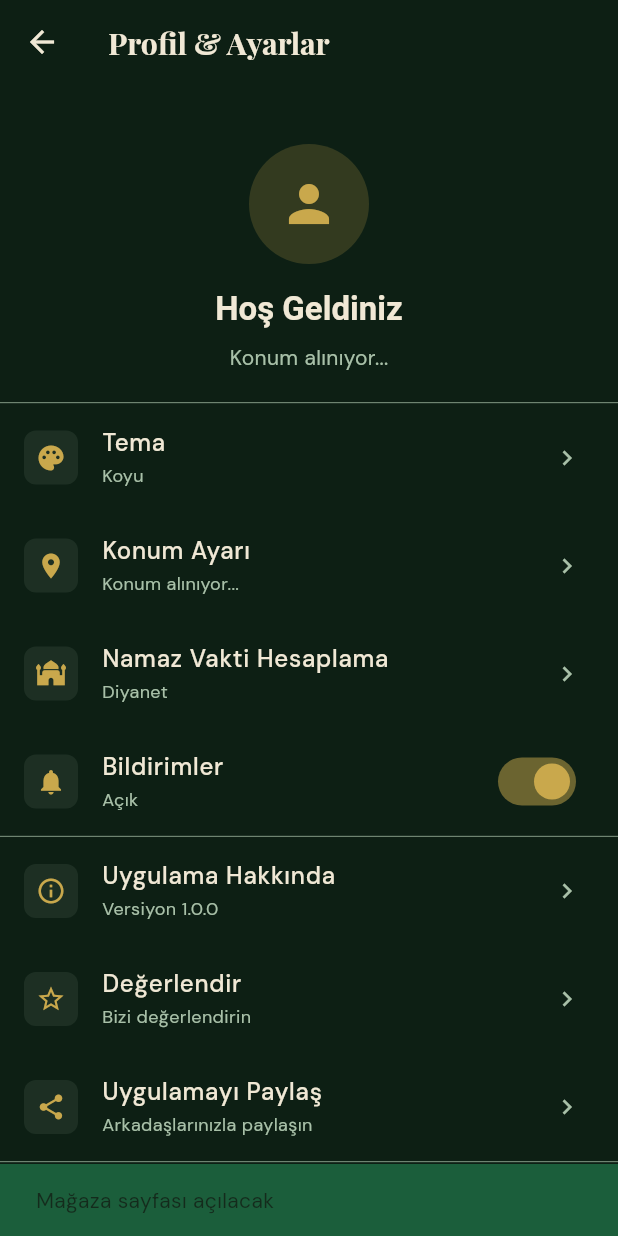
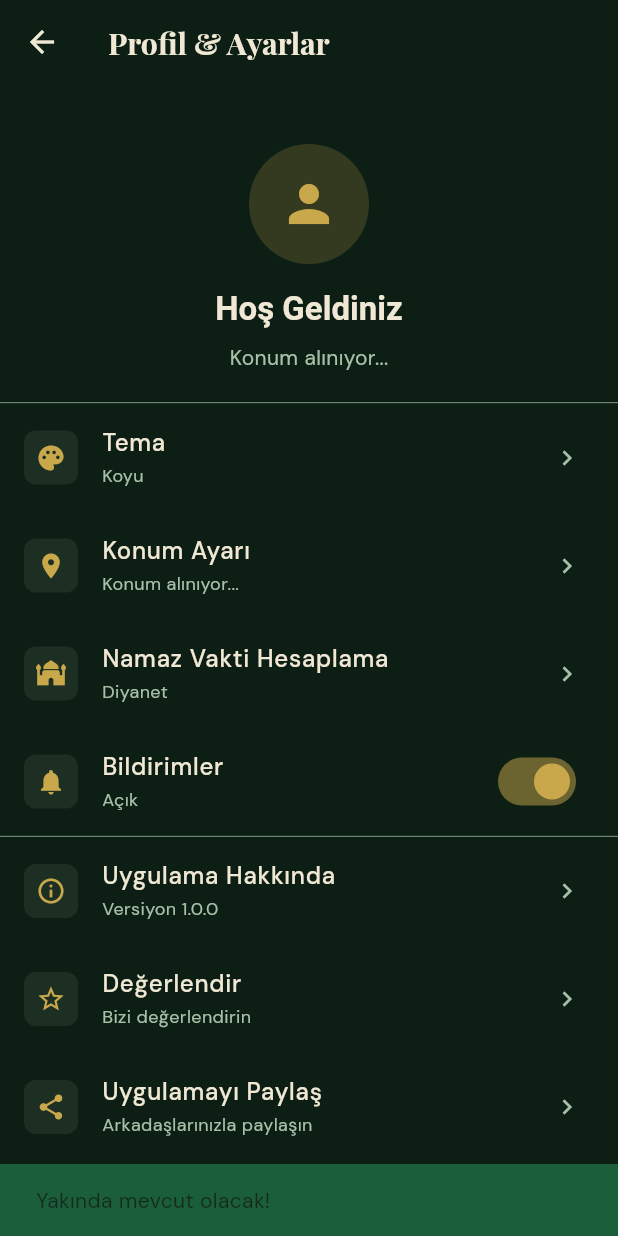
Before and after one commit to aydincollab/minber, a Flutter app: the ProfileScreen screen opened directly, after a tap on "Değerlendir", on a phone screen of 412 x 824 dp. Run offline on Flutter 3.47's test engine with Material 3 defaults, Android fonts, the phone set to English and light mode, and no system bars; our stand-ins replace connectivity_plus, flutter_local_notifications, flutter_tts, geocoding, geolocator, google_fonts and 8 more; accounts and stored records are empty.

Commit message:
fix: remove duplicate Degerlendır, re-add Paylasbuton, add mailto queries to AndroidManifest

```diff
--- a/flutter_app/lib/screens/profile/profile_screen.dart
+++ b/flutter_app/lib/screens/profile/profile_screen.dart
@@ -317,15 +317,6 @@ class _ProfileScreenState extends State<ProfileScreen> {
     }
   }
 
-  Future<void> _rateApp() async {
-    // TODO: Replace with actual Play Store URL after publishing
-    const storeUrl = 'https://play.google.com/store/apps';
-    final uri = Uri.parse(storeUrl);
-    if (await canLaunchUrl(uri)) {
-      await launchUrl(uri, mode: LaunchMode.externalApplication);
-    }
-  }
-
   @override
   Widget build(BuildContext context) {
     final themeProvider = Provider.of<ThemeProvider>(context);
@@ -445,10 +436,10 @@ class _ProfileScreenState extends State<ProfileScreen> {
             title: 'Değerlendir',
             subtitle: 'Bizi değerlendirin',
             onTap: () {
-              // TODO: Open app store
+              // TODO: Play Store URL after publishing
               ScaffoldMessenger.of(context).showSnackBar(
                 const SnackBar(
-                  content: Text('Mağaza sayfası açılacak'),
+                  content: Text('Yakında mevcut olacak!'),
                   backgroundColor: AppColors.emerald,
                 ),
               );
@@ -464,25 +455,13 @@ class _ProfileScreenState extends State<ProfileScreen> {
             },
           ),
 
-          Divider(
-            color: isDark ? AppColors.textMuted : AppColors.textDarkMuted,
-            height: 1,
-            thickness: 0.5,
-          ),
-
-          _buildSettingItem(
-            icon: Icons.star_border,
-            title: 'Değerlendir',
-            subtitle: 'Google Play\'da puan verin',
-            onTap: _rateApp,
-          ),
-
           _buildSettingItem(
             icon: Icons.mail_outline,
             title: 'Bize Ulaşın',
             subtitle: 'Görüş ve önerileriniz için',
             onTap: _contactUs,
           ),
+
         ],
       ),
     );
```
Also changed, not shown: 1 other file.
